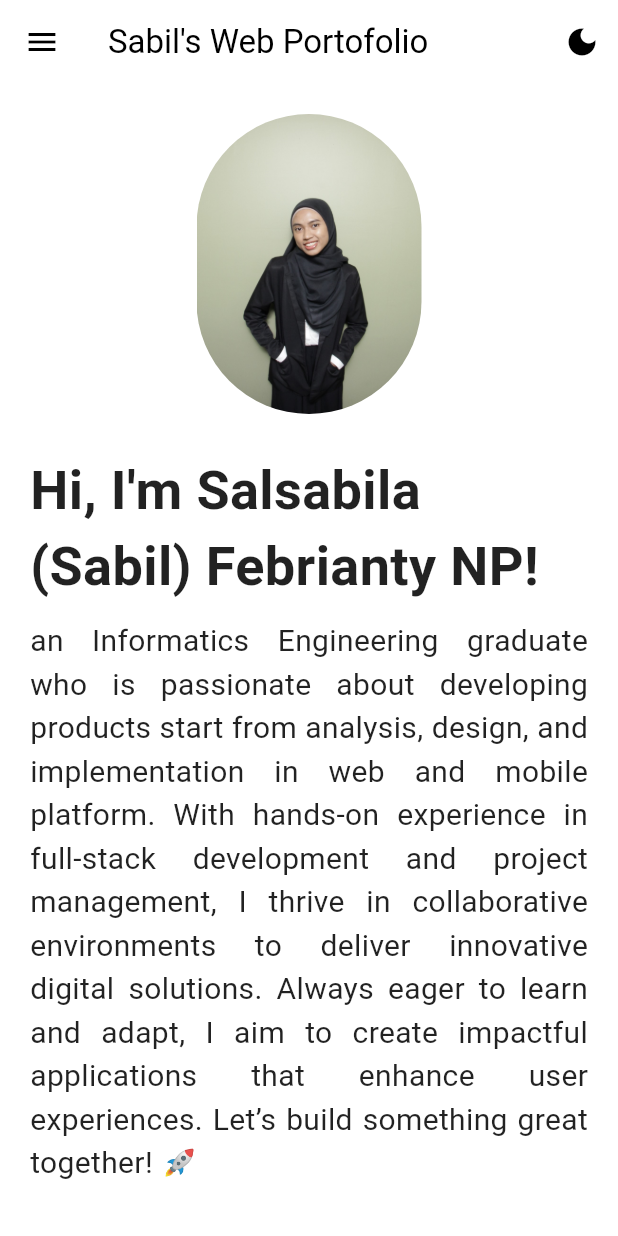
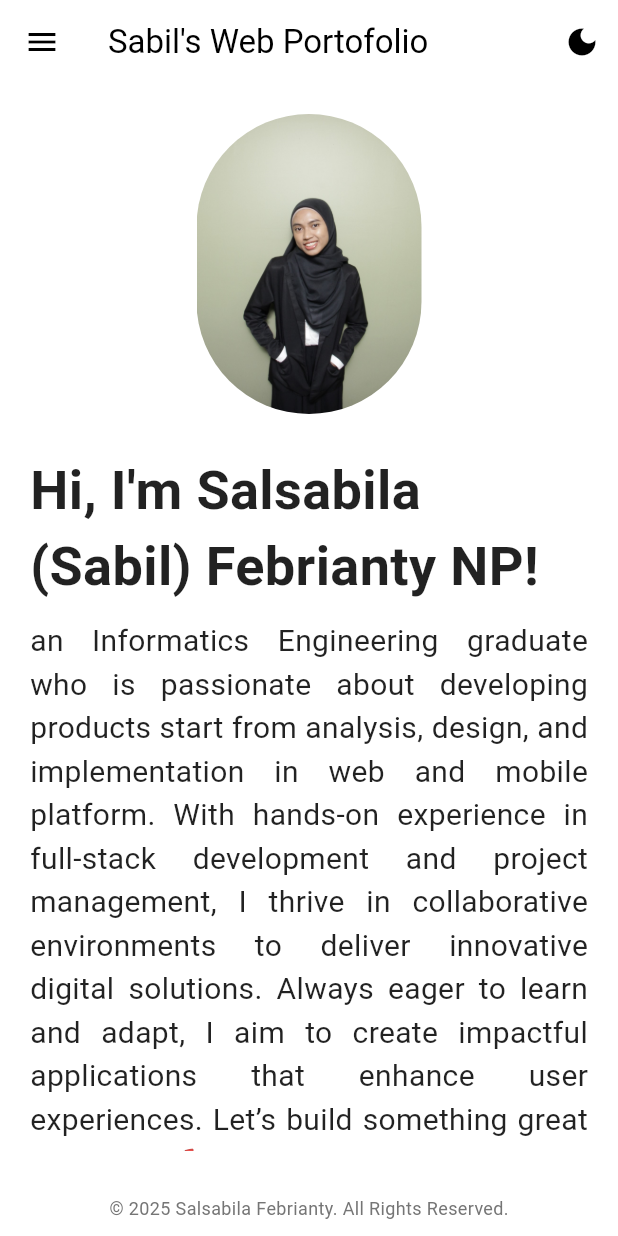
Before and after one commit to salsabilafnp/salsabilafnp.github.io, a Flutter app: the screen it shows after launch, on a phone screen of 412 x 824 dp. Run offline on Flutter 3.47's test engine with Material 3 defaults, Android fonts, the phone set to English and light mode, and no system bars; our stand-ins replace font_awesome_flutter, shared_preferences; missing offline and left inert: flutter_bullet_list.

Commit message:
update design view

```diff
--- a/lib/utils/theme.dart
+++ b/lib/utils/theme.dart
@@ -5,7 +5,7 @@ class AppThemes {
   // Light Mode
   static final ThemeData lightTheme = ThemeData(
     brightness: Brightness.light,
-    scaffoldBackgroundColor: Colors.white,
+    scaffoldBackgroundColor: Colors.white38,
     // colors
     colorScheme: ColorScheme.light(
       primary: Colors.blue,
--- a/lib/widgets/menu_layout.dart
+++ b/lib/widgets/menu_layout.dart
@@ -72,7 +72,6 @@ class _MenuLayoutState extends State<MenuLayout> {
   Widget build(BuildContext context) {
     return LayoutBuilder(
       builder: (context, constraints) {
-        // Tentukan breakpoint untuk mobile/tablet
         final bool isSmallScreen = constraints.maxWidth < 800;
 
         if (isSmallScreen) {
@@ -91,13 +90,18 @@ class _MenuLayoutState extends State<MenuLayout> {
     final screenSize = MediaQuery.of(context).size;
 
     return Scaffold(
-      body: Stack(
+      body: Column(
+        children: [
+          Expanded(
+            child: Stack(
               alignment: Alignment.center,
               children: [
                 Padding(
-            padding: EdgeInsets.symmetric(
-              horizontal: screenSize.width * 0.05,
-              vertical: 20,
+                  padding: EdgeInsets.fromLTRB(
+                    screenSize.width * 0.05,
+                    20,
+                    screenSize.width * 0.05,
+                    0,
                   ),
                   child: IndexedStack(
                     index: _pages.keys.toList().indexOf(_currRoute),
@@ -112,6 +116,11 @@ class _MenuLayoutState extends State<MenuLayout> {
                 ),
                 // Right Panel - Sosial Media
                 const FloatingPanel(isNavPanel: false),
+                // footer
+              ],
+            ),
+          ),
+          _buildFooter(),
         ],
       ),
       floatingActionButton: IconButton.filled(
@@ -140,14 +149,21 @@ class _MenuLayoutState extends State<MenuLayout> {
       ),
       // Hamburger Menu
       drawer: _buildAppDrawer(),
-      body: Center(
+      body: Column(
+        children: [
+          Expanded(
+            child: Center(
               child: Padding(
-          padding: const EdgeInsets.all(20),
+                padding: EdgeInsets.all(20),
                 child: IndexedStack(
                   index: _pages.keys.toList().indexOf(_currRoute),
                   children: _pages.values.toList(),
                 ),
               ),
+            ),
+          ),
+          _buildFooter(),
+        ],
       ),
     );
   }
@@ -234,6 +250,7 @@ class _MenuLayoutState extends State<MenuLayout> {
         title,
         style: TextStyle(
           fontWeight: isActive ? FontWeight.bold : FontWeight.normal,
+          color: iconColor,
         ),
       ),
       onTap: () {
@@ -242,4 +259,21 @@ class _MenuLayoutState extends State<MenuLayout> {
       },
     );
   }
+
+  // footer
+  Widget _buildFooter() {
+    // Mengambil tahun saat ini secara dinamis
+    final int currentYear = DateTime.now().year;
+
+    return Padding(
+      padding: EdgeInsets.symmetric(vertical: 10),
+      child: Text(
+        '© $currentYear Salsabila Febrianty. All Rights Reserved.',
+        style: TextStyle(
+          color: Colors.grey.shade600,
+          fontSize: 12,
+        ),
+      ),
+    );
   }
+}
```
Also changed, not shown: lib/widgets/experience_card.dart (+23 -26 lines). Lines whose indentation alone changed are shown as unchanged.
